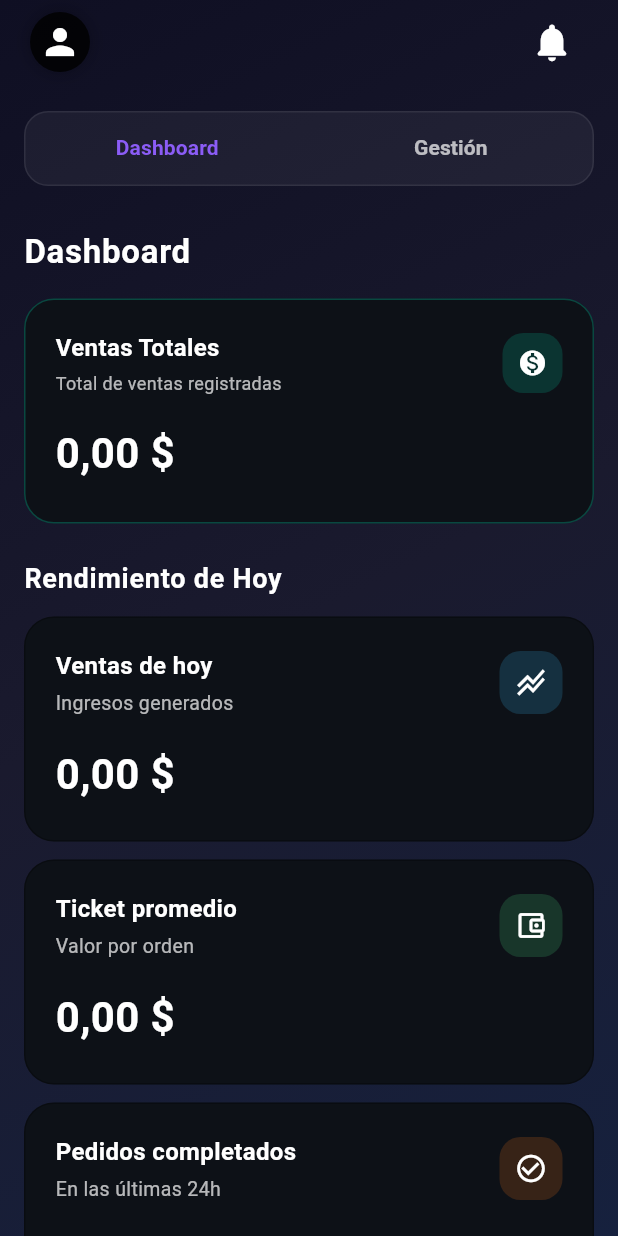
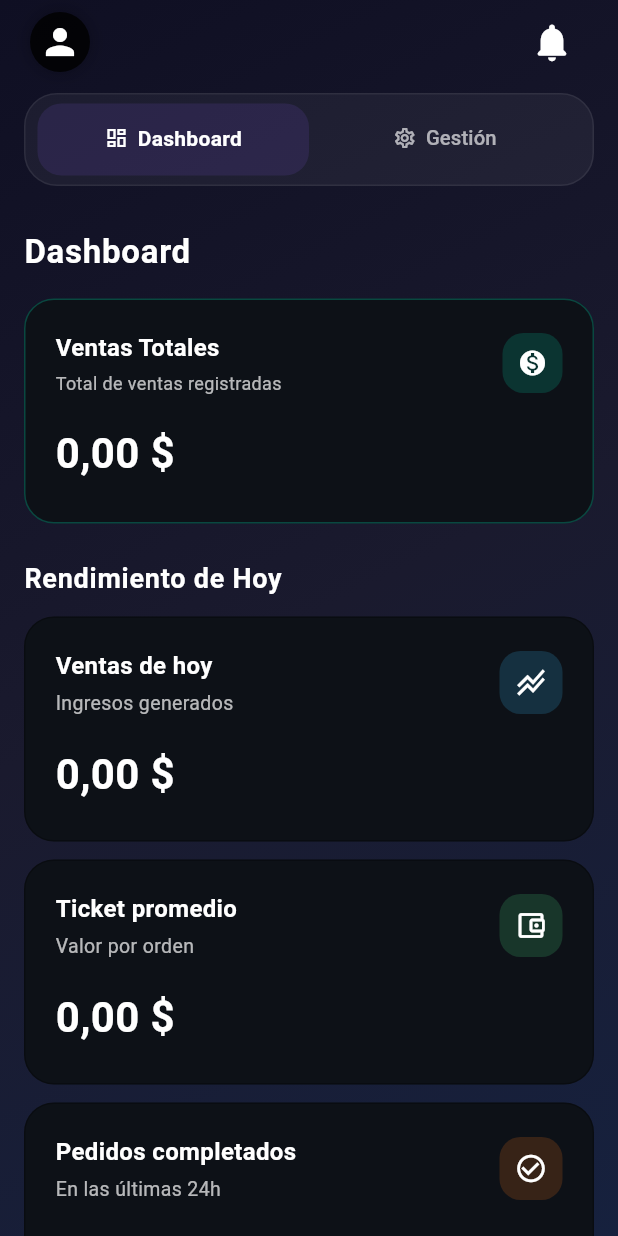
Before and after one commit to George0712/restauranteApp, a Flutter app: the HomeAdminScreen screen opened by its route, on a phone screen of 412 x 824 dp. Run offline on Flutter 3.47's test engine with Material 3 defaults, Android fonts, the phone set to English and light mode, and no system bars; our stand-ins replace cached_network_image, cloud_firestore, device_info_plus, firebase_auth, firebase_core, fl_chart and 7 more; missing offline and left inert: iconify_flutter; accounts and stored records are empty.

Commit message:
optimization and changes little details in admin

```diff
--- a/lib/presentation/providers/admin/admin_provider.dart
+++ b/lib/presentation/providers/admin/admin_provider.dart
@@ -31,12 +31,12 @@ final firestoreProvider = Provider<FirebaseFirestore>((ref) {
   return FirebaseFirestore.instance;
 });
 
-/// Extrae cada métrica de AdminDashboardModel
+/// Extrae cada métrica de AdminDashboardModel - Solo cuenta pedidos PAGADOS
 final totalVentasProvider = StreamProvider<int>((ref) {
   final firestore = ref.watch(firestoreProvider);
   return firestore
     .collection('pedido')
-    .where('status', isEqualTo: 'terminado')
+    .where('status', isEqualTo: 'pagado') // Cambio: solo pedidos pagados
     .snapshots()
     .map((snapshot) {
       int totalVentas = 0;
@@ -110,7 +110,7 @@ final weeklySalesProvider = StreamProvider<List<SalesPoint>>((ref) {
 
   return firestore
       .collection('pedido')
-      .where('status', isEqualTo: 'terminado')
+      .where('status', isEqualTo: 'pagado') // Cambio: solo pedidos pagados
       .snapshots()
       .map((snapshot) {
     final now = DateTime.now();
@@ -153,7 +153,7 @@ final todaySalesProvider = StreamProvider<double>((ref) {
 
   return firestore
       .collection('pedido')
-      .where('status', isEqualTo: 'terminado')
+      .where('status', isEqualTo: 'pagado') // Cambio: solo pedidos pagados
       .snapshots()
       .map((snapshot) {
     final today = DateTime.now();
@@ -212,7 +212,7 @@ final averageTicketProvider = StreamProvider<double>((ref) {
 
   return firestore
       .collection('pedido')
-      .where('status', isEqualTo: 'terminado')
+      .where('status', isEqualTo: 'pagado') // Cambio: solo pedidos pagados
       .snapshots()
       .map((snapshot) {
     if (snapshot.size == 0) return 0.0;
@@ -257,7 +257,7 @@ final topProductsProvider = StreamProvider<List<TopProductMetric>>((ref) {
 
   return firestore
       .collection('pedido')
-      .where('status', isEqualTo: 'terminado')
+      .where('status', isEqualTo: 'pagado') // Cambio: solo pedidos pagados
       .snapshots()
       .map((snapshot) {
     final Map<String, _ProductAccumulator> aggregated = {};
--- a/lib/presentation/screens/admin/home/home_admin.dart
+++ b/lib/presentation/screens/admin/home/home_admin.dart
@@ -65,25 +65,53 @@ class _HomeAdminScreenState extends ConsumerState<HomeAdminScreen> {
             preferredSize: const Size.fromHeight(80),
             child: Container(
               margin: const EdgeInsets.only(left: 16, right: 16, bottom: 12),
+              padding: const EdgeInsets.symmetric(horizontal: 8, vertical: 6),
               decoration: BoxDecoration(
                 color: Colors.white.withValues(alpha: 0.05),
-                borderRadius: BorderRadius.circular(16),
-                border: Border.all(color: Colors.white.withValues(alpha: 0.08)),
+                borderRadius: BorderRadius.circular(22),
+                border: Border.all(color: Colors.white.withValues(alpha: 0.07)),
               ),
               child: TabBar(
                 indicator: BoxDecoration(
-                  borderRadius: BorderRadius.circular(14),
+                  borderRadius: BorderRadius.circular(16),
+                  color: theme.primaryColor.withValues(alpha: 0.12),
                 ),
-                labelColor: theme.primaryColor,
-                unselectedLabelColor: Colors.white70,
                 dividerColor: Colors.transparent,
+                indicatorSize: TabBarIndicatorSize.tab,
+                labelColor: Colors.white,
+                unselectedLabelColor: Colors.white.withValues(alpha: 0.65),
                 labelStyle: const TextStyle(
+                  fontWeight: FontWeight.w700,
                   fontSize: 14,
-                  fontWeight: FontWeight.w600,
+                  letterSpacing: 0.2,
+                ),
+                unselectedLabelStyle: const TextStyle(
+                  fontWeight: FontWeight.w500,
+                  fontSize: 13.5,
                 ),
                 tabs: const [
-                  Tab(text: 'Dashboard'),
-                  Tab(text: 'Gestión'),
+                  Tab(
+                    child: Row(
+                      mainAxisAlignment: MainAxisAlignment.center,
+                      mainAxisSize: MainAxisSize.min,
+                      children: [
+                        Icon(Icons.dashboard_outlined, size: 16),
+                        SizedBox(width: 6),
+                        Text('Dashboard'),
+                      ],
+                    ),
+                  ),
+                  Tab(
+                    child: Row(
+                      mainAxisAlignment: MainAxisAlignment.center,
+                      mainAxisSize: MainAxisSize.min,
+                      children: [
+                        Icon(Icons.settings_outlined, size: 16),
+                        SizedBox(width: 6),
+                        Text('Gestión'),
+                      ],
+                    ),
+                  ),
                 ],
               ),
             ),
```
Also changed, not shown: lib/presentation/screens/mesero/historial/historial_mesero_screen.dart (+31 -36 lines), lib/presentation/screens/mesero/pedidos/detalle_producto_screen.dart (+4 -4 lines), lib/presentation/widgets/option_button_card.dart (+0 -12 lines), lib/presentation/widgets/pedido_cards.dart (+9 -9 lines), 4 other files.
